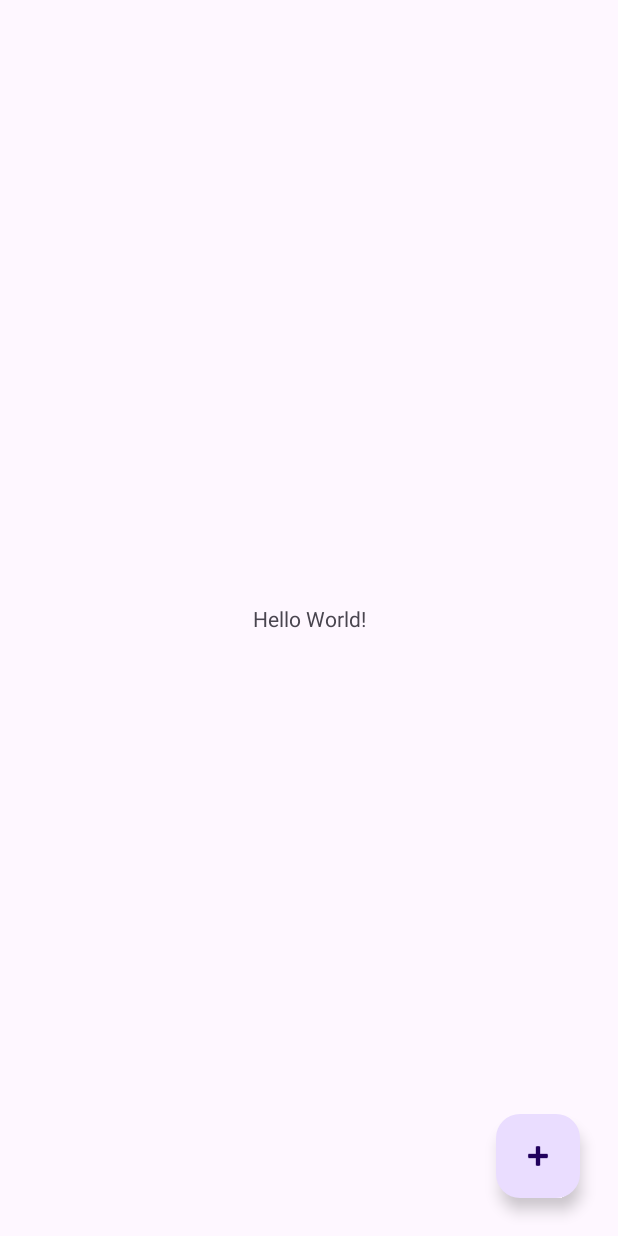
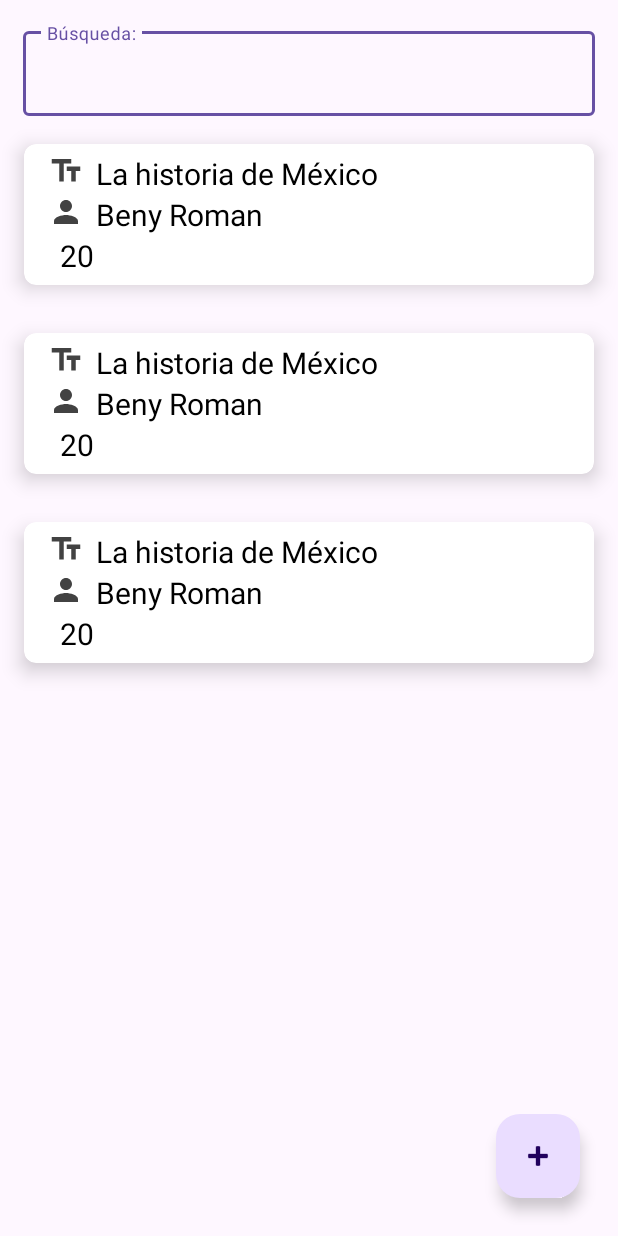
Before and after one commit to profebeny/BlogApp, an Android app: the layout activity_main.xml on its own in the app's theme, with its tools: preview values and no code run, on a phone screen of 412 x 824 dp. Run offline under Robolectric (Android 15) with nearby library versions, the phone set to English and light mode, and no system bars.

Commit message:
Firebase RecyclerView

```diff
--- a/app/src/main/java/com/people4business/blogapp/data/ApiService.kt
+++ b/app/src/main/java/com/people4business/blogapp/data/ApiService.kt
@@ -9,4 +9,6 @@ interface ApiService {
     @POST("entradas.json")
     @Headers("Accept:application/json", "Content-Type:application/json")
     fun createEntrada(@Body params: EntradaBlog): Call<EntradaBlogResponse>
+
+
 }
--- a/app/src/main/java/com/people4business/blogapp/data/EntradaBlog.kt
+++ b/app/src/main/java/com/people4business/blogapp/data/EntradaBlog.kt
@@ -1,3 +1,3 @@
 package com.people4business.blogapp.data
-data class EntradaBlog(val titulo: String?, val autor: String?, val contenido: String?, val fechaHora: String?)
+data class EntradaBlog(val titulo: String?= null, val autor: String?= null, val contenido: String?= null, val fechaHora: String?= null)
 data class EntradaBlogResponse(val code: Int?, val meta: String?, val data: EntradaBlog?)
--- a/app/src/main/java/com/people4business/blogapp/data/EntradaInstance.kt
+++ b/app/src/main/java/com/people4business/blogapp/data/EntradaInstance.kt
@@ -1,7 +1,6 @@
 package com.people4business.blogapp.data
 
 import okhttp3.OkHttpClient
-import okhttp3.logging.HttpLoggingInterceptor
 import retrofit2.Retrofit
 import retrofit2.converter.gson.GsonConverterFactory
 
@@ -12,11 +11,7 @@ class EntradaInstance {
         val BASE_URL = "https://blogapp-78cc1-default-rtdb.firebaseio.com/"
 
         fun getRetroInstance(): Retrofit {
-            val logging = HttpLoggingInterceptor()
-            logging.level = HttpLoggingInterceptor.Level.BODY
             val client = OkHttpClient.Builder()
-            client.addInterceptor(logging)
-
             return Retrofit.Builder()
                 .baseUrl(BASE_URL)
                 .client(client.build())
--- a/app/src/main/java/com/people4business/blogapp/fragments/Entrada.kt
+++ b/app/src/main/java/com/people4business/blogapp/fragments/Entrada.kt
@@ -10,7 +10,7 @@ import android.widget.TextView
 import androidx.fragment.app.DialogFragment
 import com.people4business.blogapp.R
 
-class Entrada(titulo: String, autor: String, contenido: String) : DialogFragment() {
+class Entrada(titulo: String?="SE", autor: String?="SE", contenido: String?="SE", fechaHora:String?="SE") : DialogFragment() {
 
     val titulo = titulo
     val autor = autor
--- a/app/src/main/java/com/people4business/blogapp/fragments/NuevaEntrada.kt
+++ b/app/src/main/java/com/people4business/blogapp/fragments/NuevaEntrada.kt
@@ -41,7 +41,7 @@ class NuevaEntrada:DialogFragment(){
             {
                 if (funciones.isNetDisponible(view.context))
                 {
-                    createUser(txtTituloPost.text.toString(),txtTitulo.text.toString(),txtVDescripcion.text.toString())
+                    createEntrada(txtTituloPost.text.toString(),txtTitulo.text.toString(),txtVDescripcion.text.toString())
                 }
             }
         }
@@ -64,10 +64,9 @@ class NuevaEntrada:DialogFragment(){
         return true
     }
 
-    private fun createUser(titulo: String, autor: String, contenido: String) {
+    private fun createEntrada(titulo: String, autor: String, contenido: String) {
         val entradaBlog  = EntradaBlog(titulo,autor,contenido,funciones.dataTime())
         viewModel.createNewEntrada(entradaBlog)
-
     }
 
     private fun initViewModel() {
--- a/app/src/main/res/layout/activity_main.xml
+++ b/app/src/main/res/layout/activity_main.xml
@@ -6,14 +6,37 @@
     android:layout_height="match_parent"
     tools:context=".MainActivity">
 
-    <TextView
-        android:layout_width="wrap_content"
+    <com.google.android.material.textfield.TextInputLayout
+        android:id="@+id/textInputLayout"
+        style="@style/Widget.MaterialComponents.TextInputLayout.OutlinedBox"
+        android:layout_width="match_parent"
         android:layout_height="wrap_content"
-        android:text="Hello World!"
+        android:hint="Búsqueda:"
+        app:layout_constraintEnd_toEndOf="parent"
+        app:layout_constraintStart_toStartOf="parent"
+        app:layout_constraintTop_toTopOf="parent"
+        android:padding="15dp">
+
+        <com.google.android.material.textfield.TextInputEditText
+            android:id="@+id/txtBuscar"
+            android:layout_width="match_parent"
+            android:layout_height="wrap_content"
+            android:inputType="text"
+            />
+    </com.google.android.material.textfield.TextInputLayout>
+
+
+    <androidx.recyclerview.widget.RecyclerView
+        android:id="@+id/userList"
+        android:layout_width="match_parent"
+        android:layout_height="match_parent"
         app:layout_constraintBottom_toBottomOf="parent"
         app:layout_constraintEnd_toEndOf="parent"
         app:layout_constraintStart_toStartOf="parent"
-        app:layout_constraintTop_toTopOf="parent" />
+        app:layout_constraintTop_toBottomOf="@+id/textInputLayout"
+        android:layout_marginTop="80dp"
+        tools:listitem="@layout/user_item" />
+
 
     <com.google.android.material.floatingactionbutton.FloatingActionButton
         android:id="@+id/fab_NuevaEntrada"
@@ -26,4 +49,6 @@
         android:layout_marginBottom="25dp"
         android:layout_marginRight="25dp"/>
 
+
+
 </androidx.constraintlayout.widget.ConstraintLayout>
--- /dev/null
+++ b/app/src/main/res/layout/user_item.xml
@@ -0,0 +1,89 @@
+<?xml version="1.0" encoding="utf-8"?>
+<androidx.cardview.widget.CardView xmlns:android="http://schemas.android.com/apk/res/android"
+    android:layout_width="match_parent"
+    android:layout_height="wrap_content"
+    xmlns:app="http://schemas.android.com/apk/res-auto"
+    app:cardElevation="8dp"
+    app:cardCornerRadius="8dp"
+    android:layout_margin="16dp">
+
+    <LinearLayout
+        android:layout_width="wrap_content"
+        android:layout_height="wrap_content"
+        android:layout_marginStart="16dp"
+        android:layout_marginVertical="6dp"
+        android:orientation="vertical">
+
+        <LinearLayout
+            android:layout_width="wrap_content"
+            android:layout_height="wrap_content"
+            android:layout_gravity="center_vertical"
+            android:orientation="horizontal">
+
+            <ImageView
+                android:layout_width="wrap_content"
+                android:layout_height="wrap_content"
+                android:src="@drawable/ic_titulo"/>
+
+            <TextView
+                android:id="@+id/tvTitulo"
+                android:layout_width="wrap_content"
+                android:layout_height="wrap_content"
+                android:layout_marginStart="8dp"
+                android:text="La historia de México"
+                android:textColor="@color/black"
+                android:textSize="20sp"/>
+        </LinearLayout>
+
+        <LinearLayout
+            android:layout_width="wrap_content"
+            android:layout_height="wrap_content"
+            android:layout_gravity="center_vertical"
+            android:orientation="horizontal">
+
+            <ImageView
+                android:layout_width="wrap_content"
+                android:layout_height="wrap_content"
+                android:src="@drawable/ic_autor"/>
+
+            <TextView
+                android:id="@+id/tvAutor"
+                android:layout_width="wrap_content"
+                android:layout_height="wrap_content"
+                android:layout_marginStart="8dp"
+                android:text="Beny Roman"
+                android:textColor="@color/black"
+                android:textSize="20sp"/>
+
+        </LinearLayout>
+
+        <LinearLayout
+            android:layout_width="wrap_content"
+            android:layout_height="wrap_content"
+            android:layout_gravity="center_vertical"
+            android:orientation="horizontal">
+
+            <TextView
+                android:id="@+id/tvContenido"
+                android:layout_width="wrap_content"
+                android:layout_height="wrap_content"
+                android:layout_marginStart="8dp"
+                android:text="20"
+                android:textColor="@color/black"
+                android:textSize="20sp"/>
+            <TextView
+                android:id="@+id/tvPosicion"
+                android:layout_width="wrap_content"
+                android:layout_height="wrap_content"
+                android:layout_marginStart="8dp"
+                android:text="20"
+                android:textColor="@color/black"
+                android:textSize="20sp"
+                android:visibility="invisible"/>
+
+        </LinearLayout>
+
+
+    </LinearLayout>
+
+</androidx.cardview.widget.CardView>
--- a/gradle.properties
+++ b/gradle.properties
@@ -21,3 +21,6 @@ kotlin.code.style=official
 # resources declared in the library itself and none from the library's dependencies,
 # thereby reducing the size of the R class for that library
 android.nonTransitiveRClass=true
+
+kapt.use.worker.api=false
+kapt.incremental.apt=false
```
Also changed, not shown: app/build.gradle.kts (+8 -3 lines), app/src/main/java/com/people4business/blogapp/MainActivity.kt (+76 -9 lines), app/src/main/java/com/people4business/blogapp/adapters/MyAdapter.kt (added, +73 -0 lines), app/src/main/res/values/strings.xml (+7 -0 lines), build.gradle.kts (+8 -0 lines), 1 other file.
